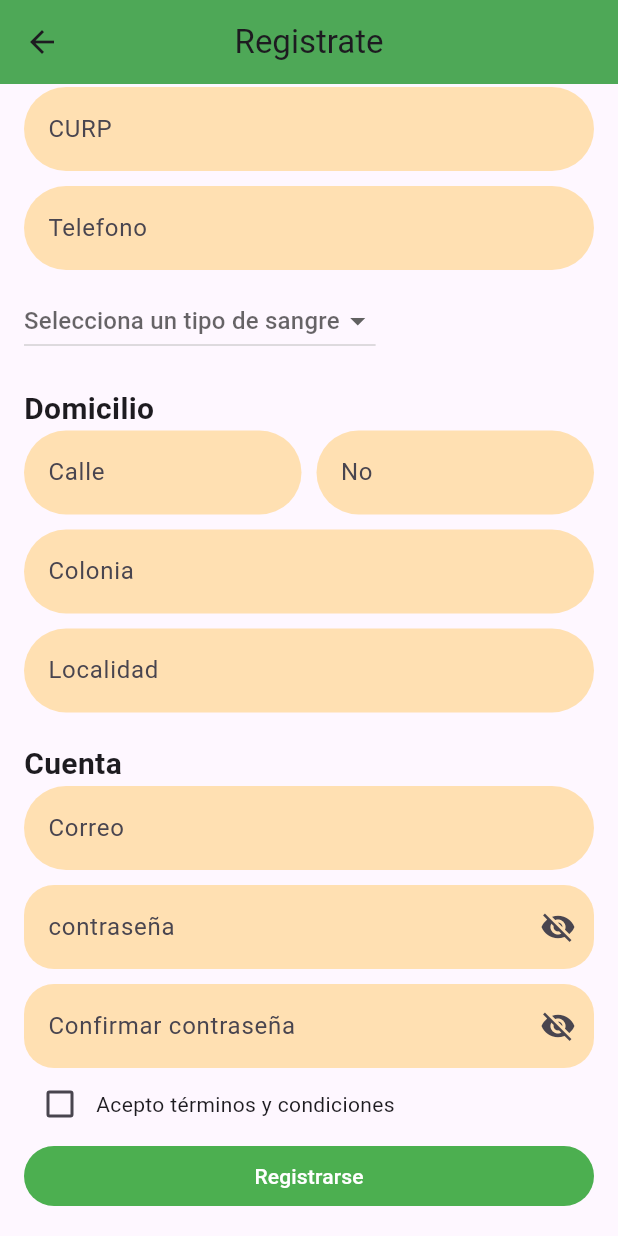
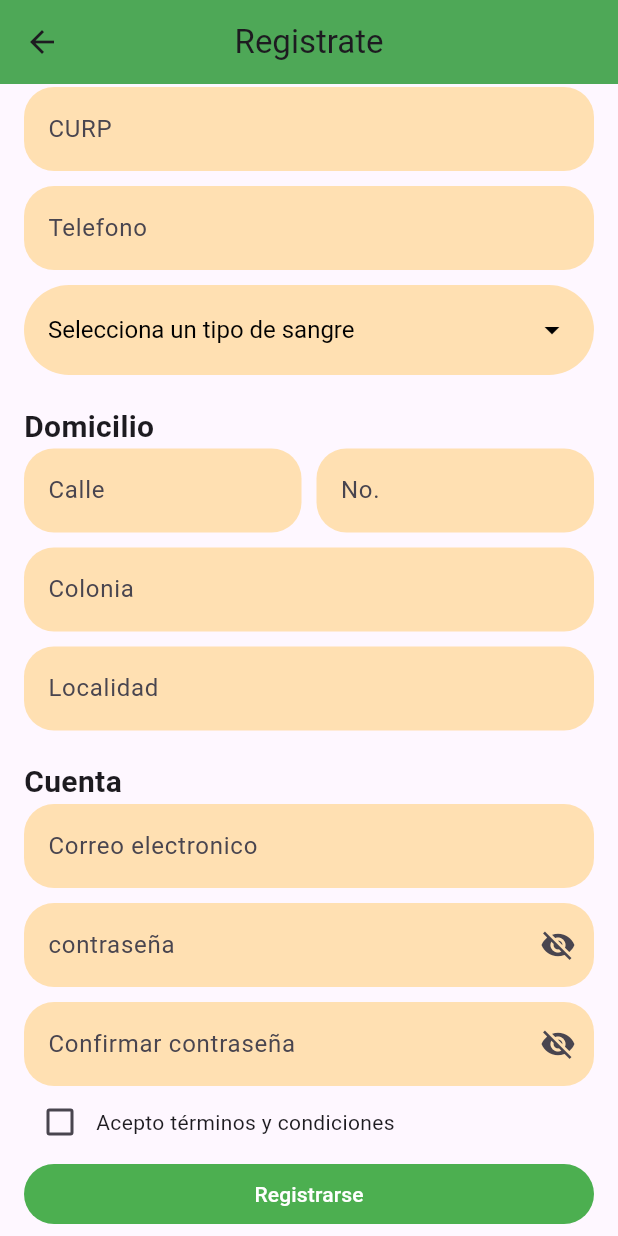
Before and after one commit to gerrycode01/gps_semovil, a Flutter app: the SignUp screen opened by its route, scrolled down 317 dp, on a phone screen of 412 x 824 dp. Run offline on Flutter 3.47's test engine with Material 3 defaults, Android fonts, the phone set to English and light mode, and no system bars; our stand-ins replace cloud_firestore, firebase_auth, firebase_core; accounts and stored records are empty.

Commit message:
refactorizacion al 75%

```diff
--- a/lib/app/core/design.dart
+++ b/lib/app/core/design.dart
@@ -1,4 +1,5 @@
 import 'package:flutter/material.dart';
+import 'package:intl/intl.dart';
 
 class Design{
   static TextFormField campoTexto(TextEditingController t, String texto){
@@ -49,4 +50,65 @@ class Design{
       child: Text(texto),
     );
   }
+  static Widget campoFecha(BuildContext context, TextEditingController controller, String hintText) {
+    return TextFormField(
+      controller: controller,
+      decoration: InputDecoration(
+        filled: true,
+        fillColor: Colors.orange[100],
+        hintText: hintText,
+        border: OutlineInputBorder(
+          borderRadius: BorderRadius.circular(30),
+          borderSide: BorderSide.none,
+        ),
+      ),
+      readOnly: true,
+      onTap: () async {
+        FocusScope.of(context).requestFocus(FocusNode());
+        DateTime? pickedDate = await showDatePicker(
+          context: context,
+          initialDate: DateTime.now(),
+          firstDate: DateTime(1900),
+          lastDate: DateTime.now(),
+        );
+        if (pickedDate != null) {
+          String formattedDate = DateFormat('yyyy-MM-dd').format(pickedDate);
+          controller.text = formattedDate;
+        }
+      },
+    );
+  }
+  static Widget campoDropdown<T>({
+    required T value,
+    required List<T> items,
+    required void Function(T?) onChanged,
+    required String hintText,
+  }) {
+    return Container(
+      padding: const EdgeInsets.symmetric(horizontal: 15, vertical: 5),
+      decoration: BoxDecoration(
+        color: Colors.orange[100],
+        borderRadius: BorderRadius.circular(30),
+        border: Border.all(color: Colors.transparent),
+      ),
+      child: DropdownButtonHideUnderline(
+        child: DropdownButton<T>(
+          value: value,
+          isExpanded: true,
+          icon: const Icon(Icons.arrow_drop_down, color: Colors.black),
+          iconSize: 24,
+          elevation: 16,
+          style: const TextStyle(color: Colors.black, fontSize: 16),
+          onChanged: onChanged,
+          items: items.map<DropdownMenuItem<T>>((T value) {
+            return DropdownMenuItem<T>(
+              value: value,
+              child: Text(value.toString()),
+            );
+          }).toList(),
+          hint: Text(hintText, style: const TextStyle(color: Colors.black)),
+        ),
+      ),
+    );
+  }
 }
--- a/lib/app/core/sign_up.dart
+++ b/lib/app/core/sign_up.dart
@@ -1,4 +1,5 @@
 import 'package:flutter/material.dart';
+import 'package:gps_semovil/app/core/design.dart';
 import 'package:gps_semovil/user/models/user_model.dart';
 import 'package:intl/intl.dart';
 
@@ -51,116 +52,47 @@ class _SignUpState extends State<SignUp> {
               style: TextStyle(fontWeight: FontWeight.bold, fontSize: 20),
             ),
             const SizedBox(height: 10),
-            TextFormField(
-              controller: nameController,
-              decoration: InputDecoration(
-                filled: true,
-                fillColor: Colors.orange[100],
-                hintText: 'Nombre(s)',
-                border: OutlineInputBorder(
-                  borderRadius: BorderRadius.circular(30),
-                  borderSide: BorderSide.none,
+            Design.campoTexto(nameController, "Nombre(s)"),
+            const SizedBox(height: 10,),
+            Design.campoTexto(lastnameController, "Apellido Paterno"),
+            const SizedBox(height: 10),
+            Design.campoTexto(lastname2Controller, "Apellido Materno"),
+            const SizedBox(height: 10),
+            Design.campoFecha(context, birthdateController, 'Fecha de nacimiento'),
+            const SizedBox(height: 10),
+            Design.campoTexto(curpController, "CURP"),
+            const SizedBox(height: 10),
+            Design.campoTexto(phoneController, "Telefono"),
+            const SizedBox(height: 10),
+            Container(
+              padding: const EdgeInsets.symmetric(horizontal: 15, vertical: 5),
+              decoration: BoxDecoration(
+                color: Colors.orange[100], // Fondo naranja claro
+                borderRadius: BorderRadius.circular(30), // Bordes redondeados
+                border: Border.all(color: Colors.transparent), // Sin bordes visibles
+              ),
+              child: DropdownButtonHideUnderline(
+                child: DropdownButton<String>(
+                  value: selectedBloodType, // Valor actual seleccionado
+                  isExpanded: true, // Expande el dropdown a todo el ancho del contenedor
+                  icon: const Icon(Icons.arrow_drop_down, color: Colors.black), // Icono del dropdown
+                  iconSize: 24, // Tamaño del icono
+                  elevation: 16, // Elevación para sombra (opcional)
+                  style: const TextStyle(color: Colors.black, fontSize: 16), // Estilo del texto dentro del dropdown
+                  onChanged: (String? newValue) {
+                    setState(() {
+                      selectedBloodType = newValue; // Cambia el valor seleccionado
+                    });
+                  },
+                  items: Const.bloodtypes.map<DropdownMenuItem<String>>((String value) {
+                    return DropdownMenuItem<String>(
+                      value: value,
+                      child: Text(value), // Muestra cada tipo de sangre como opción
+                    );
+                  }).toList(),
+                  hint: const Text('Selecciona un tipo de sangre', style: TextStyle(color: Colors.black)), // Texto de pista cuando no hay nada seleccionado
                 ),
               ),
-            ),
-            const SizedBox(
-              height: 10,
-            ),
-            TextFormField(
-              controller: lastnameController,
-              decoration: InputDecoration(
-                filled: true,
-                fillColor: Colors.orange[100],
-                hintText: 'Apellido paterno',
-                border: OutlineInputBorder(
-                  borderRadius: BorderRadius.circular(30),
-                  borderSide: BorderSide.none,
-                ),
-              ),
-            ),
-            const SizedBox(height: 10),
-            TextFormField(
-              controller: lastname2Controller,
-              decoration: InputDecoration(
-                filled: true,
-                fillColor: Colors.orange[100],
-                hintText: 'Apellido materno',
-                border: OutlineInputBorder(
-                  borderRadius: BorderRadius.circular(30),
-                  borderSide: BorderSide.none,
-                ),
-              ),
-            ),
-            const SizedBox(height: 10),
-            TextFormField(
-              controller: birthdateController,
-              decoration: InputDecoration(
-                filled: true,
-                fillColor: Colors.orange[100],
-                hintText: 'Fecha de nacimiento',
-                border: OutlineInputBorder(
-                  borderRadius: BorderRadius.circular(30),
-                  borderSide: BorderSide.none,
-                ),
-              ),
-              readOnly: true,
-              onTap: () async {
-                FocusScope.of(context).requestFocus(FocusNode());
-                DateTime? pickedDate = await showDatePicker(
-                  context: context,
-                  initialDate: DateTime.now(),
-                  firstDate: DateTime(1900),
-                  lastDate: DateTime.now(),
-                );
-                if (pickedDate != null) {
-                  String formattedDate = DateFormat('yyyy-MM-dd')
-                      .format(pickedDate); // Formato que prefieras
-                  birthdateController.text =
-                      formattedDate; // Setea el texto del campo con la fecha
-                }
-              },
-            ),
-            const SizedBox(height: 10),
-            TextFormField(
-              controller: curpController,
-              decoration: InputDecoration(
-                filled: true,
-                fillColor: Colors.orange[100],
-                hintText: 'CURP',
-                border: OutlineInputBorder(
-                  borderRadius: BorderRadius.circular(30),
-                  borderSide: BorderSide.none,
-                ),
-              ),
-            ),
-            const SizedBox(height: 10),
-            TextFormField(
-              controller: phoneController,
-              decoration: InputDecoration(
-                filled: true,
-                fillColor: Colors.orange[100],
-                hintText: 'Telefono',
-                border: OutlineInputBorder(
-                  borderRadius: BorderRadius.circular(30),
-                  borderSide: BorderSide.none,
-                ),
-              ),
-            ),
-            const SizedBox(height: 10),
-            DropdownButton<String>(
-              value: selectedBloodType,
-              items: Const.bloodtypes.map((String bloodType) {
-                return DropdownMenuItem<String>(
-                  value: bloodType,
-                  child: Text(bloodType),
-                );
-              }).toList(),
-              onChanged: (String? newValue) {
-                setState(() {
-                  selectedBloodType = newValue;
-                });
-              },
-              hint: const Text('Selecciona un tipo de sangre'),
             ),
             const SizedBox(height: 20),
             const Text(
@@ -169,80 +101,21 @@ class _SignUpState extends State<SignUp> {
             ),
             Row(
               children: <Widget>[
-                Expanded(
-                  child: TextFormField(
-                    controller: address1Controller,
-                    decoration: InputDecoration(
-                      filled: true,
-                      fillColor: Colors.orange[100],
-                      hintText: 'Calle',
-                      border: OutlineInputBorder(
-                        borderRadius: BorderRadius.circular(30),
-                        borderSide: BorderSide.none,
-                      ),
-                    ),
-                  ),
-                ),
+                Expanded(child: Design.campoTexto(address1Controller, "Calle"),),
                 const SizedBox(width: 10),
-                Expanded(
-                  child: TextFormField(
-                    controller: address2Controller,
-                    decoration: InputDecoration(
-                      filled: true,
-                      fillColor: Colors.orange[100],
-                      hintText: 'No',
-                      border: OutlineInputBorder(
-                        borderRadius: BorderRadius.circular(30),
-                        borderSide: BorderSide.none,
-                      ),
-                    ),
-                  ),
-                ),
+                Expanded(child: Design.campoTexto(address2Controller, "No."),),
               ],
             ),
             const SizedBox(height: 10), // Espacio entre las filas
-            TextFormField(
-              controller: address3Controller,
-              decoration: InputDecoration(
-                filled: true,
-                fillColor: Colors.orange[100],
-                hintText: 'Colonia',
-                border: OutlineInputBorder(
-                  borderRadius: BorderRadius.circular(30),
-                  borderSide: BorderSide.none,
-                ),
-              ),
-            ),
+            Design.campoTexto(nameController, "Colonia"),
             const SizedBox(height: 10),
-            TextFormField(
-              controller: address4Controller,
-              decoration: InputDecoration(
-                filled: true,
-                fillColor: Colors.orange[100],
-                hintText: 'Localidad',
-                border: OutlineInputBorder(
-                  borderRadius: BorderRadius.circular(30),
-                  borderSide: BorderSide.none,
-                ),
-              ),
-            ),
+            Design.campoTexto(address4Controller, "Localidad"),
             const SizedBox(height: 20),
             const Text(
               'Cuenta',
               style: TextStyle(fontWeight: FontWeight.bold, fontSize: 20),
             ),
-            TextFormField(
-              controller: emailController,
-              decoration: InputDecoration(
-                filled: true,
-                fillColor: Colors.orange[100],
-                hintText: 'Correo',
-                border: OutlineInputBorder(
-                  borderRadius: BorderRadius.circular(30),
-                  borderSide: BorderSide.none,
-                ),
-              ),
-            ),
+            Design.campoTexto(emailController, "Correo electronico"),
             const SizedBox(height: 10),
             TextFormField(
               controller: passwordController,
```
